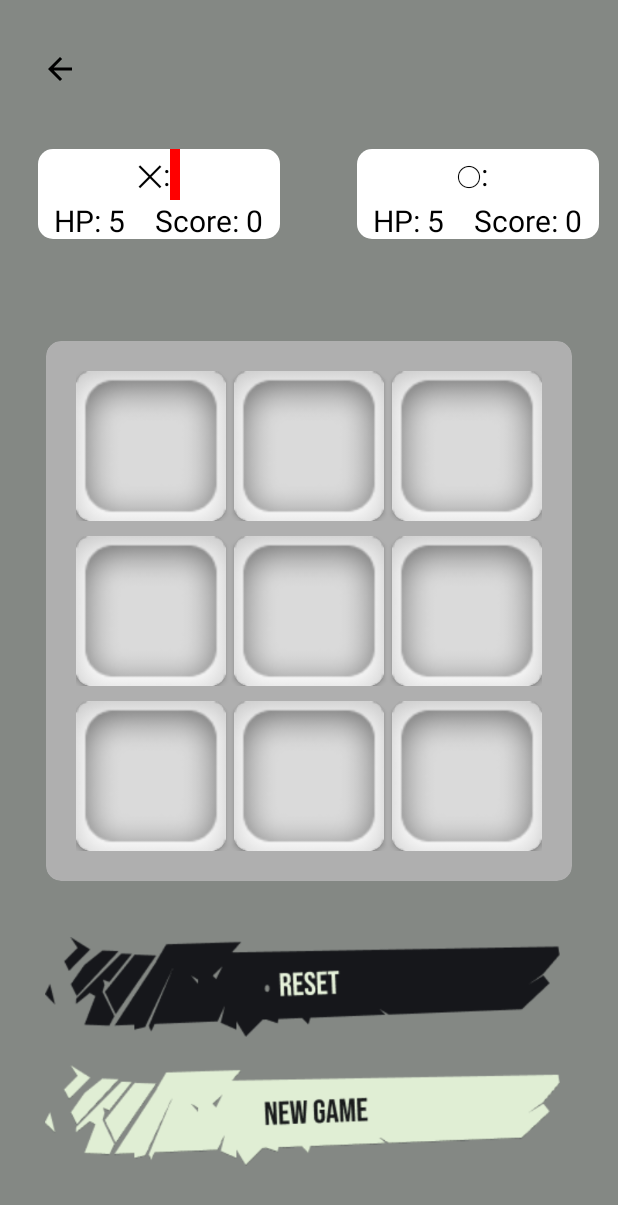
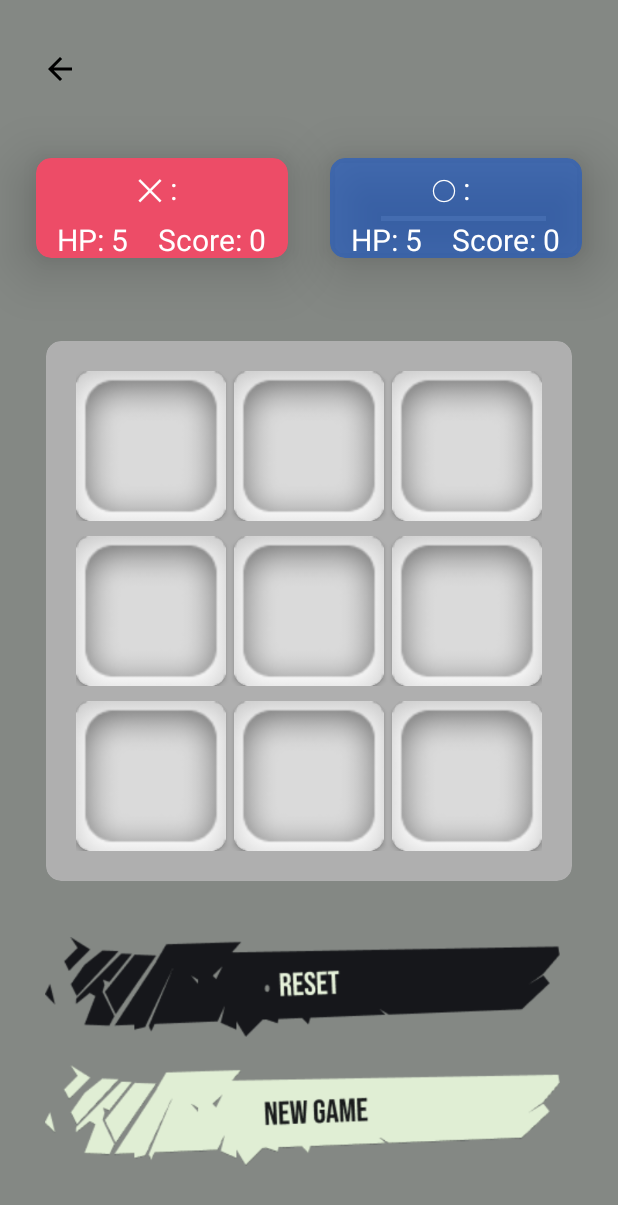
Before and after one commit to DrKibou/TicTacBoom, an Android app: the VsPlayer screen opened directly, with no data from a screen before it, on a phone screen of 412 x 824 dp. Shown: the top 1205 px of the screen. Run offline under Robolectric (Android 15) with nearby library versions, the phone set to English and light mode, and no system bars.

Commit message:
vsAI bug fixed. Player board minor changes

```diff
--- a/app/src/main/java/com/example/tictactoe/VsPlayer/VsPlayer.java
+++ b/app/src/main/java/com/example/tictactoe/VsPlayer/VsPlayer.java
@@ -1,6 +1,7 @@
 package com.example.tictactoe.VsPlayer;
 
 import androidx.appcompat.app.AppCompatActivity;
+import androidx.cardview.widget.CardView;
 
 import android.app.ProgressDialog;
 import android.content.Intent;
@@ -12,6 +13,7 @@ import android.view.View;
 import android.widget.Button;
 import android.widget.ImageButton;
 import android.widget.ImageView;
+import android.widget.LinearLayout;
 import android.widget.TextView;
 import android.widget.Toast;
 
@@ -25,6 +27,8 @@ import java.util.Random;
 public class VsPlayer extends AppCompatActivity {
 
     ImageView tile1, tile2, tile3, tile4, tile5, tile6, tile7, tile8, tile9;
+    LinearLayout p1Board, p2Board;
+    CardView p2BoardHolder, p1BoardHolder;
 
     ImageButton btnReset, btnNewGame;
     ImageButton btnBack;
@@ -179,18 +183,14 @@ public class VsPlayer extends AppCompatActivity {
 
         if (playerTurn == 1) {
             playerOneName.setTypeface(null, Typeface.BOLD);
-            playerOneName.setTextColor(Color.WHITE);
-            playerOneName.setBackgroundColor(Color.RED);
+            p1BoardHolder.setCardBackgroundColor(Color.parseColor("#ED4C67"));
             playerTwoName.setTypeface(null, Typeface.NORMAL);
-            playerTwoName.setTextColor(Color.BLACK);
-            playerTwoName.setBackgroundColor(Color.TRANSPARENT);
+            p2BoardHolder.setCardBackgroundColor(Color.parseColor("#800652DD"));
         } else {
             playerTwoName.setTypeface(null, Typeface.BOLD);
-            playerTwoName.setTextColor(Color.WHITE);
-            playerTwoName.setBackgroundColor(Color.BLUE);
+            p2BoardHolder.setCardBackgroundColor(Color.parseColor("#0652DD"));
             playerOneName.setTypeface(null, Typeface.NORMAL);
-            playerOneName.setTextColor(Color.BLACK);
-            playerOneName.setBackgroundColor(Color.TRANSPARENT);
+            p1BoardHolder.setCardBackgroundColor(Color.parseColor("#80ED4C67"));
         }
     }
 
@@ -218,11 +218,9 @@ public class VsPlayer extends AppCompatActivity {
         totalSelectedBox = 1;
         txtWinner.setText(" ");
         playerOneName.setTypeface(null, Typeface.BOLD);
-        playerOneName.setTextColor(Color.WHITE);
-        playerOneName.setBackgroundColor(Color.RED);
+        p1BoardHolder.setCardBackgroundColor(Color.parseColor("#ED4C67"));
         playerTwoName.setTypeface(null, Typeface.NORMAL);
-        playerTwoName.setTextColor(Color.BLACK);
-        playerTwoName.setBackgroundColor(Color.TRANSPARENT);
+        p2BoardHolder.setCardBackgroundColor(Color.parseColor("#800652DD"));
         isGameActive = true;
         setTileClickable();
 
@@ -268,11 +266,9 @@ public class VsPlayer extends AppCompatActivity {
         scoreCounter1 = 0;
         txtWinner.setText(" ");
         playerOneName.setTypeface(null, Typeface.BOLD);
-        playerOneName.setTextColor(Color.WHITE);
-        playerOneName.setBackgroundColor(Color.RED);
+        p1BoardHolder.setCardBackgroundColor(Color.parseColor("#ED4C67"));
         playerTwoName.setTypeface(null, Typeface.NORMAL);
-        playerTwoName.setTextColor(Color.BLACK);
-        playerTwoName.setBackgroundColor(Color.TRANSPARENT);
+        p2BoardHolder.setCardBackgroundColor(Color.parseColor("#800652DD"));
         isGameActive = true;
         p1.setHp(5);
         p2.setHp(5);
@@ -322,6 +318,10 @@ public class VsPlayer extends AppCompatActivity {
         p2Life = findViewById(R.id.p2Life);
         btnNewGame = findViewById(R.id.btnNewGame);
 
+        p1Board = findViewById(R.id.p1Board);
+        p2Board = findViewById(R.id.p2Board);
+        p1BoardHolder = findViewById(R.id.p1BoardHolder);
+        p2BoardHolder = findViewById(R.id.p2BoardHolder);
 
         tile1 = findViewById(R.id.tile1);
         tile2 = findViewById(R.id.tile2);
--- a/app/src/main/res/layout/activity_vs_player.xml
+++ b/app/src/main/res/layout/activity_vs_player.xml
@@ -2,25 +2,108 @@
 <androidx.constraintlayout.widget.ConstraintLayout xmlns:android="http://schemas.android.com/apk/res/android"
     xmlns:app="http://schemas.android.com/apk/res-auto"
     xmlns:tools="http://schemas.android.com/tools"
-    android:id="@+id/p1HP"
+    android:id="@+id/constraintLayout"
     android:layout_width="match_parent"
     android:layout_height="match_parent"
     android:background="@color/smoke"
     tools:context=".VsPlayer.VsPlayer">
 
 
+    <androidx.cardview.widget.CardView
+        android:id="@+id/p2BoardHolder"
+        android:layout_width="wrap_content"
+        android:layout_height="wrap_content"
+        android:layout_marginTop="105dp"
+        android:layout_marginEnd="24dp"
+        app:cardBackgroundColor="#0652DD"
+        app:cardCornerRadius="10dp"
+        app:cardElevation="24dp"
+        app:cardMaxElevation="2dp"
+        app:cardPreventCornerOverlap="true"
+        app:cardUseCompatPadding="false"
+        app:contentPadding="3dp"
+        app:layout_constraintEnd_toEndOf="parent"
+        app:layout_constraintTop_toTopOf="parent">
+
         <LinearLayout
-        android:id="@+id/linearLayout1"
+            android:id="@+id/p2Board"
             android:layout_width="161dp"
             android:layout_height="60dp"
-        android:background="@drawable/layout_bg"
+            android:backgroundTint="#CC0652DD"
             android:orientation="vertical"
-        app:layout_constraintBottom_toTopOf="@+id/txtWinner"
-        app:layout_constraintEnd_toEndOf="parent"
-        app:layout_constraintHorizontal_bias="0.10"
+            tools:ignore="MissingConstraints">
+
+            <LinearLayout
+                android:layout_width="match_parent"
+                android:layout_height="wrap_content"
+                android:gravity="center">
+
+                <TextView
+                    android:id="@+id/textView2"
+                    android:layout_width="wrap_content"
+                    android:layout_height="wrap_content"
+                    android:layout_gravity="center"
+                    android:text="◯ :"
+                    android:textColor="#FFFFFF"
+                    android:textSize="20sp" />
+
+                <TextView
+                    android:id="@+id/txtTwo"
+                    android:layout_width="wrap_content"
+                    android:layout_height="wrap_content"
+                    android:layout_gravity="center"
+                    android:padding="3dp"
+                    android:text="Player Two"
+                    android:textColor="#FFFFFF"
+                    android:textSize="20dp"></TextView>
+            </LinearLayout>
+
+            <LinearLayout
+                android:layout_width="match_parent"
+                android:layout_height="wrap_content"
+                android:layout_marginTop="3dp"
+                android:gravity="center_horizontal">
+
+                <TextView
+                    android:id="@+id/p2Life"
+                    android:layout_width="wrap_content"
+                    android:layout_height="wrap_content"
+                    android:text="HP: 5"
+                    android:textColor="#FFFFFF"
+                    android:textSize="20dp" />
+
+                <TextView
+                    android:id="@+id/score2"
+                    android:layout_width="wrap_content"
+                    android:layout_height="wrap_content"
+                    android:layout_marginLeft="20dp"
+                    android:text="Score: 0"
+                    android:textColor="#FFFFFF"
+                    android:textSize="20dp" />
+            </LinearLayout>
+        </LinearLayout>
+    </androidx.cardview.widget.CardView>
+
+    <androidx.cardview.widget.CardView
+        android:id="@+id/p1BoardHolder"
+        android:layout_width="wrap_content"
+        android:layout_height="wrap_content"
+        android:layout_marginStart="24dp"
+        android:layout_marginTop="105dp"
+        app:cardBackgroundColor="#ED4C67"
+        app:cardCornerRadius="10sp"
+        app:cardElevation="24dp"
+        app:cardPreventCornerOverlap="true"
+        app:contentPadding="3dp"
         app:layout_constraintStart_toStartOf="parent"
-        app:layout_constraintTop_toTopOf="parent"
-        app:layout_constraintVertical_bias="0.781"
+        app:layout_constraintTop_toTopOf="parent">
+
+        <LinearLayout
+            android:id="@+id/p1Board"
+            android:layout_width="161dp"
+            android:layout_height="60dp"
+            android:backgroundTint="#CCED4C67"
+            android:orientation="vertical"
             tools:ignore="MissingConstraints">
 
             <LinearLayout
@@ -33,8 +116,8 @@
                     android:layout_width="wrap_content"
                     android:layout_height="wrap_content"
                     android:layout_gravity="center"
-                android:text="✕:"
-                android:textColor="#000000"
+                    android:text="✕ :"
+                    android:textColor="#FFFFFF"
                     android:textSize="20sp" />
 
                 <TextView
@@ -44,13 +127,14 @@
                     android:layout_gravity="center"
                     android:padding="3dp"
                     android:text="Player One"
-                android:textColor="#000000"
+                    android:textColor="#FFFFFF"
                     android:textSize="20dp"></TextView>
             </LinearLayout>
 
             <LinearLayout
                 android:layout_width="match_parent"
                 android:layout_height="wrap_content"
+                android:layout_marginTop="3dp"
                 android:gravity="center_horizontal">
 
                 <TextView
@@ -58,7 +142,7 @@
                     android:layout_width="wrap_content"
                     android:layout_height="wrap_content"
                     android:text="HP: 5"
-                android:textColor="#000000"
+                    android:textColor="#FFFFFF"
                     android:textSize="20dp" />
 
                 <TextView
@@ -67,73 +151,11 @@
                     android:layout_height="wrap_content"
                     android:layout_marginLeft="20dp"
                     android:text="Score: 0"
-                android:textColor="#000000"
+                    android:textColor="#FFFFFF"
                     android:textSize="20dp" />
             </LinearLayout>
         </LinearLayout>
-
-    <LinearLayout
-        android:id="@+id/linearLayout2"
-        android:layout_width="161dp"
-        android:layout_height="60dp"
-        android:background="@drawable/layout_bg"
-        android:orientation="vertical"
-        app:layout_constraintBottom_toTopOf="@+id/txtWinner"
-        app:layout_constraintEnd_toEndOf="parent"
-        app:layout_constraintHorizontal_bias="0.95"
-        app:layout_constraintStart_toStartOf="parent"
-        app:layout_constraintTop_toTopOf="parent"
-        app:layout_constraintVertical_bias="0.781"
-        tools:ignore="MissingConstraints">
-
-        <LinearLayout
-            android:layout_width="match_parent"
-            android:layout_height="wrap_content"
-            android:gravity="center">
-
-            <TextView
-                android:id="@+id/textView2"
-                android:layout_width="wrap_content"
-                android:layout_height="wrap_content"
-                android:layout_gravity="center"
-                android:text="◯:"
-                android:textColor="#000000"
-                android:textSize="20sp" />
-
-            <TextView
-                android:id="@+id/txtTwo"
-                android:layout_width="wrap_content"
-                android:layout_height="wrap_content"
-                android:layout_gravity="center"
-                android:padding="3dp"
-                android:text="Player Two"
-                android:textColor="#000000"
-                android:textSize="20dp"></TextView>
-        </LinearLayout>
-
-        <LinearLayout
-            android:layout_width="match_parent"
-            android:layout_height="wrap_content"
-            android:gravity="center_horizontal">
-
-            <TextView
-                android:id="@+id/p2Life"
-                android:layout_width="wrap_content"
-                android:layout_height="wrap_content"
-                android:text="HP: 5"
-                android:textColor="#000000"
-                android:textSize="20dp" />
-
-            <TextView
-                android:id="@+id/score2"
-                android:layout_width="wrap_content"
-                android:layout_height="wrap_content"
-                android:layout_marginLeft="20dp"
-                android:text="Score: 0"
-                android:textColor="#000000"
-                android:textSize="20dp" />
-        </LinearLayout>
-    </LinearLayout>
+    </androidx.cardview.widget.CardView>
 
     <TextView
         android:id="@+id/txtWinner"
```
Also changed, not shown: app/src/main/java/com/example/tictactoe/VsAI.java (+38 -11 lines). Lines whose indentation alone changed are shown as unchanged.
